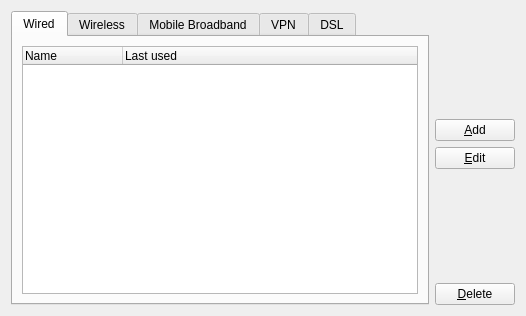
Above: settings/config/manageconnectionwidget.ui from KDE/networkmanagement before the change. Below: the same form after it.
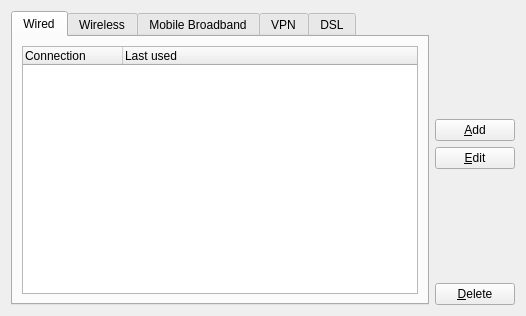
That is the form after the change.

The edit to the form file:
```diff
--- a/settings/config/manageconnectionwidget.ui
+++ b/settings/config/manageconnectionwidget.ui
@@ -33,7 +33,7 @@
          </property>
          <column>
           <property name="text" >
-           <string>Name</string>
+           <string>Connection</string>
           </property>
          </column>
          <column>
```
Left out of the diff: 11 changed lines with no effect on the pictures.
